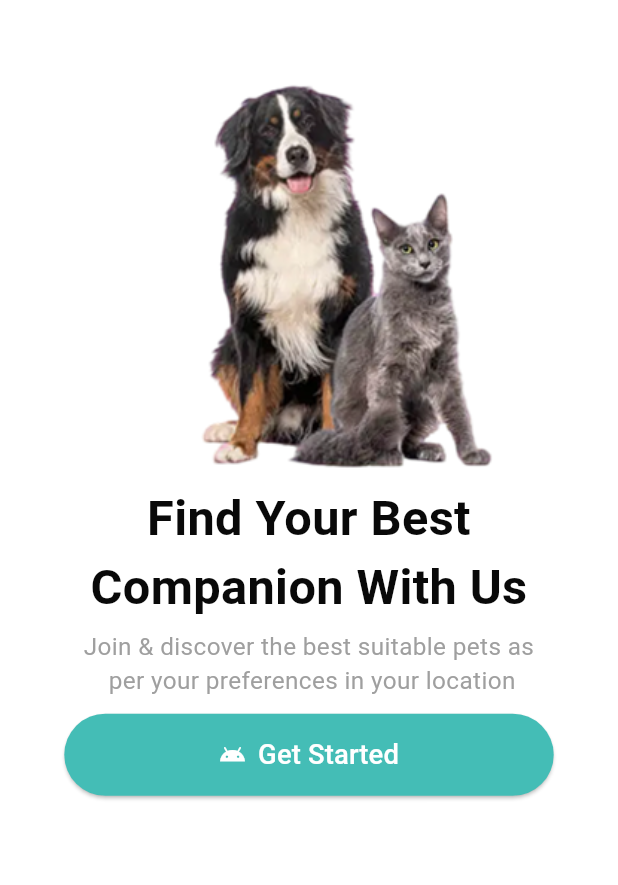
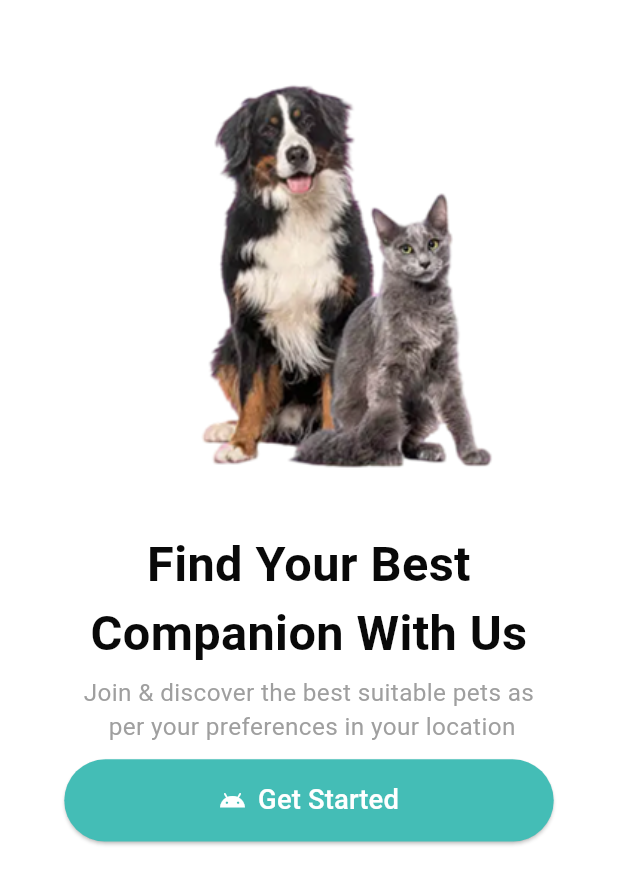
Before and after one commit to asmaaHasbo/Pet-Finder-App, a Flutter app: the screen it shows after launch, on a phone screen of 412 x 824 dp. Shown: the top 885 px of the screen. Run offline on Flutter 3.47's test engine with Material 3 defaults, Android fonts, the phone set to English and light mode, and no system bars; our stand-ins replace flutter_screenutil, google_fonts; Roboto replaces fonts that are missing (Cairo).

Commit message:
Update onboarding screen and routing for improved navigation

```diff
--- a/lib/features/onboarding/onboarding_screen.dart
+++ b/lib/features/onboarding/onboarding_screen.dart
@@ -1,4 +1,5 @@
 import 'package:flutter/material.dart';
+import 'package:flutter_screenutil/flutter_screenutil.dart';
 import 'package:pet_finder_app/features/onboarding/widgets/onboarding_container.dart';
 
 class OnboardingScreen extends StatelessWidget {
@@ -18,8 +19,7 @@ class OnboardingScreen extends StatelessWidget {
                 'assets/images/on_boarding_bg.png',
                 fit: BoxFit.cover,
               ),
-
-              // الـ Container الأبيض تحت
+              SizedBox(height: 30.h),
               const OnboardingContainer(),
             ],
           ),
--- a/lib/features/onboarding/widgets/get_started_btn.dart
+++ b/lib/features/onboarding/widgets/get_started_btn.dart
@@ -9,7 +9,9 @@ class GetStartedBtn extends StatelessWidget {
   @override
   Widget build(BuildContext context) {
     return CustomElevatedBtn(
-      onPressed: () {},
+      onPressed: () {
+
+      },
       backgroundColor: AppColors.mainColor,
       btnName: 'Get Started',
       height: 54.h,
--- a/lib/pet_app.dart
+++ b/lib/pet_app.dart
@@ -1,6 +1,7 @@
 import 'package:flutter/material.dart';
 import 'package:flutter_screenutil/flutter_screenutil.dart';
 import 'package:google_fonts/google_fonts.dart';
+import 'package:pet_finder_app/core/routing/routes.dart';
 import 'package:pet_finder_app/features/onboarding/onboarding_screen.dart';
 
 class PetFinderApp extends StatelessWidget {
@@ -21,7 +22,7 @@ class PetFinderApp extends StatelessWidget {
           useMaterial3: true,
         ),
         debugShowCheckedModeBanner: false,
-        // initialRoute: Routes.mainScreen,
+        initialRoute: Routes.onboardingScreen,
         // onGenerateRoute: appRouter.generateRoute,
         home: const OnboardingScreen() ,
       ),
```
